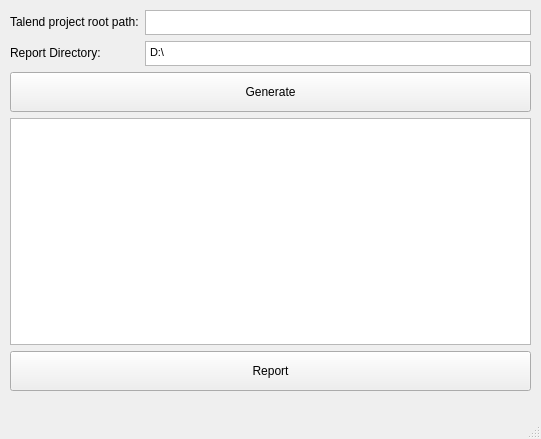
The window that src/main/python/gui.ui (arnaud-soulie/TalendParser) describes before a commit, drawn with Qt 5.
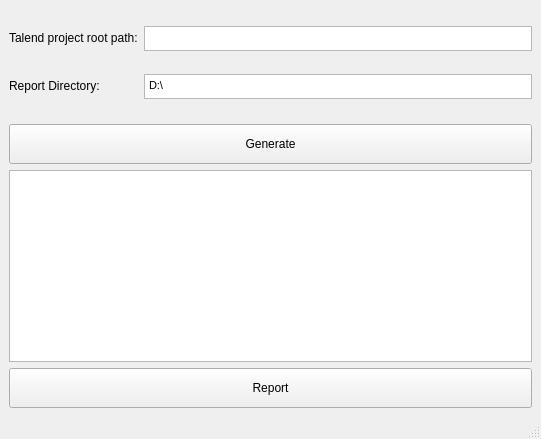
The same window after the commit.

Commit message: Logs management

The edit to the form file:
```diff
--- a/src/main/python/gui.ui
+++ b/src/main/python/gui.ui
@@ -14,15 +14,10 @@
    <string>Talend Doc Generator</string>
   </property>
   <widget class="QWidget" name="centralwidget">
-   <widget class="QWidget" name="formLayoutWidget">
-    <property name="geometry">
-     <rect>
-      <x>10</x>
-      <y>10</y>
-      <width>521</width>
-      <height>381</height>
-     </rect>
-    </property>
+   <layout class="QVBoxLayout" name="verticalLayout_6">
+    <item>
+     <layout class="QVBoxLayout" name="verticalLayout_3">
+      <item>
     <layout class="QFormLayout" name="formLayout">
      <item row="0" column="0">
       <widget class="QLabel" name="label">
@@ -138,7 +133,11 @@
        </property>
       </widget>
      </item>
-     <item row="2" column="0" colspan="2">
+       </layout>
+      </item>
+     </layout>
+    </item>
+    <item>
       <widget class="QPushButton" name="GenerateButton">
        <property name="minimumSize">
         <size>
@@ -151,10 +150,10 @@
        </property>
       </widget>
      </item>
-     <item row="3" column="0" colspan="2">
+    <item>
       <widget class="QTextBrowser" name="logsBrowser"/>
      </item>
-     <item row="4" column="0" colspan="2">
+    <item>
       <widget class="QPushButton" name="ReportButton">
        <property name="minimumSize">
         <size>
@@ -168,7 +167,6 @@
       </widget>
      </item>
     </layout>
-   </widget>
   </widget>
   <widget class="QMenuBar" name="menubar">
    <property name="geometry">
```
Lines whose indentation alone changed are shown as unchanged. The commit also changes 2 other files.
